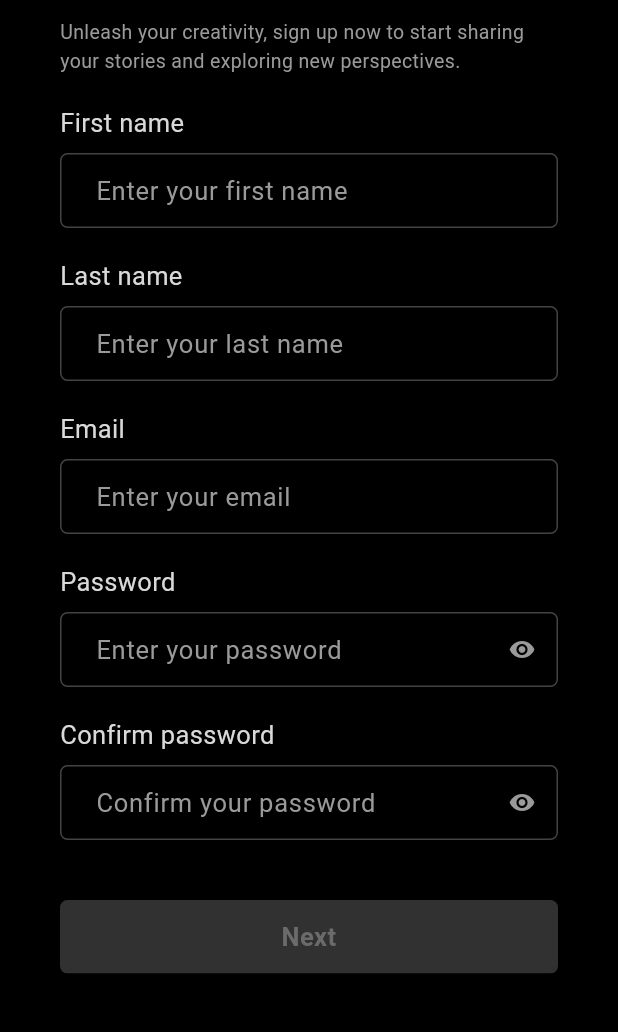
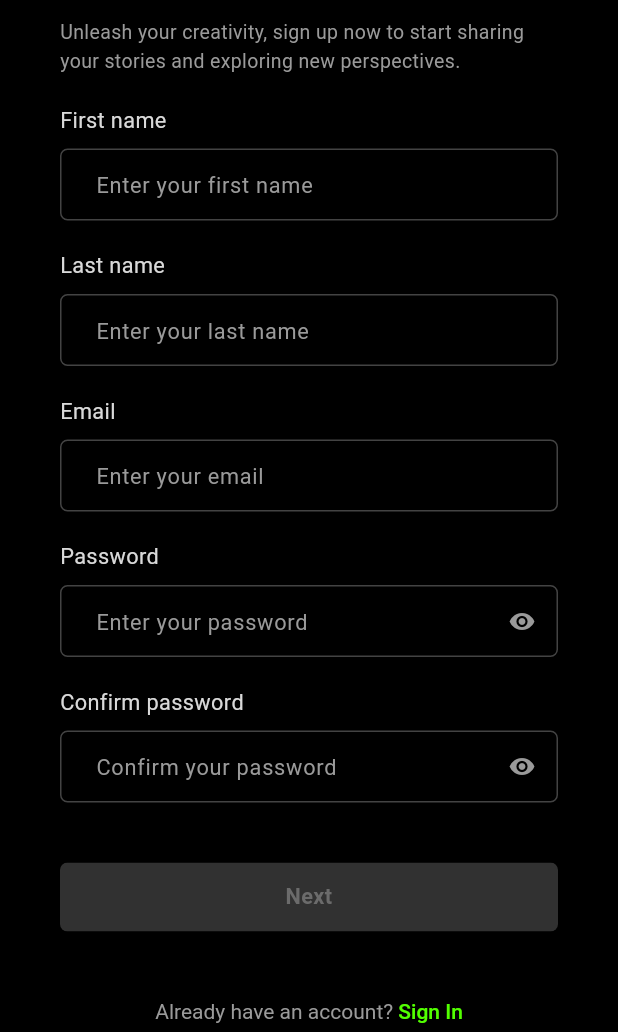
Before and after one commit to sahilchavan94/flutter_clean_architecture_blog_app, a Flutter app: the screen it shows after launch, after a tap on an icon or button, on a phone screen of 412 x 824 dp, the part 204-1236 px from its top. Run offline on Flutter 3.47's test engine with Material 3 defaults, Android fonts, the phone set to English and light mode, and no system bars; our stand-ins replace bloc, firebase_auth, firebase_core, firebase_database, flutter_bloc, fpdart and 1 more; accounts and stored records are empty.

Commit message:
code refactoring : minor changes

```diff
--- a/lib/core/theme/app_theme.dart
+++ b/lib/core/theme/app_theme.dart
@@ -18,7 +18,7 @@ class AppTheme {
       ),
       //display medium
       displayMedium: TextStyle(
-        fontSize: 17,
+        fontSize: 14.5,
         fontWeight: FontWeight.w400,
       ),
       //display small
@@ -53,7 +53,7 @@ class AppTheme {
           color: AppPallete.grayLight,
         ),
         contentPadding: const EdgeInsets.symmetric(
-          vertical: 12,
+          vertical: 9,
         ),
         border: OutlineInputBorder(
           borderRadius: BorderRadius.circular(5),
--- a/lib/features/auth/presentation/bloc/auth_bloc.dart
+++ b/lib/features/auth/presentation/bloc/auth_bloc.dart
@@ -42,7 +42,7 @@ class AuthBloc extends Bloc<AuthEvent, AuthState> {
       AuthIsUserLoggedIn event, Emitter<AuthState> emit) async {
     final response = await getUser.call();
     response.fold(
-      (l) => emit(AuthFailure("User not logged in")),
+      (l) => emit(AuthFailure("Sign In or create a new Account")),
       (r) => _emitAuthSuccess(emit, r),
     );
   }
--- a/lib/features/auth/presentation/pages/signin_view.dart
+++ b/lib/features/auth/presentation/pages/signin_view.dart
@@ -1,12 +1,13 @@
+import 'package:blog_app/features/blog/presentation/pages/blog_home.dart';
+import 'package:flutter/material.dart';
+import 'package:flutter_bloc/flutter_bloc.dart';
+import 'package:blog_app/core/theme/app_theme.dart';
+import 'package:blog_app/core/theme/app_pallete.dart';
+import 'package:blog_app/core/validators/auth_validators.dart';
 import 'package:blog_app/core/common/widgets/button_widget.dart';
-import 'package:blog_app/core/theme/app_pallete.dart';
-import 'package:blog_app/core/theme/app_theme.dart';
-import 'package:blog_app/core/validators/auth_validators.dart';
 import 'package:blog_app/features/auth/presentation/bloc/auth_bloc.dart';
 import 'package:blog_app/features/auth/presentation/pages/signup_view.dart';
 import 'package:blog_app/features/auth/presentation/widgets/auth_input_widget.dart';
-import 'package:flutter/material.dart';
-import 'package:flutter_bloc/flutter_bloc.dart';
 
 class SignInView extends StatefulWidget {
   const SignInView({super.key});
@@ -48,6 +49,7 @@ class _SignInViewState extends State<SignInView> with AuthValidators {
         if (state is AuthFailure) {
           ScaffoldMessenger.of(context).showSnackBar(
             SnackBar(
+              duration: const Duration(milliseconds: 1500),
               content: Text(state.message),
             ),
           );
@@ -55,11 +57,17 @@ class _SignInViewState extends State<SignInView> with AuthValidators {
         if (state is AuthSuccess) {
           ScaffoldMessenger.of(context).showSnackBar(
             const SnackBar(
+              duration: Duration(milliseconds: 1500),
               content: Text('Logged into account'),
             ),
           );
-          //for fetching the latest user data
           context.read<AuthBloc>().add(AuthIsUserLoggedIn());
+          Navigator.push(
+            context,
+            MaterialPageRoute(
+              builder: (context) => const BlogHome(),
+            ),
+          );
         }
       },
       builder: (context, state) {
@@ -100,7 +108,7 @@ class _SignInViewState extends State<SignInView> with AuthValidators {
                   style:
                       AppTheme.darkThemeData.textTheme.displaySmall!.copyWith(
                     color: AppPallete.grayLight,
-                    fontSize: 14,
+                    fontSize: 13,
                     fontWeight: FontWeight.w300,
                   ),
                 ),
--- a/lib/features/auth/presentation/pages/signup_view.dart
+++ b/lib/features/auth/presentation/pages/signup_view.dart
@@ -59,6 +59,7 @@ class _SignUpViewState extends State<SignUpView> with AuthValidators {
         if (state is AuthSuccess) {
           ScaffoldMessenger.of(context).showSnackBar(
             const SnackBar(
+              duration: Duration(milliseconds: 1500),
               content: Text('Created new account'),
             ),
           );
@@ -74,6 +75,7 @@ class _SignUpViewState extends State<SignUpView> with AuthValidators {
         if (state is AuthFailure) {
           ScaffoldMessenger.of(context).showSnackBar(
             SnackBar(
+              duration: const Duration(milliseconds: 1500),
               content: Text(state.message),
             ),
           );
--- a/lib/main.dart
+++ b/lib/main.dart
@@ -58,7 +58,8 @@ class _MyAppState extends State<MyApp> {
             return const BlogHome();
           }
           return const SignInView();
-          }),
+        },
+      ),
     );
   }
 }
```
Also changed, not shown: lib/features/blog/presentation/pages/blog_home.dart (+9 -2 lines). Lines whose indentation alone changed are shown as unchanged.
